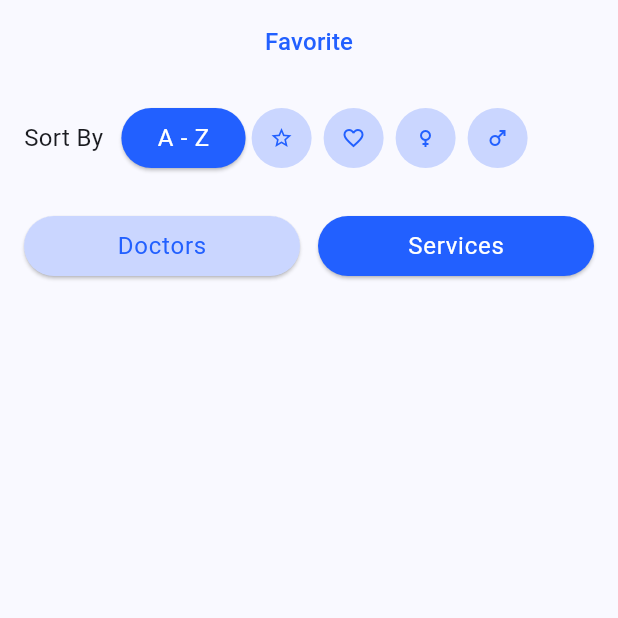
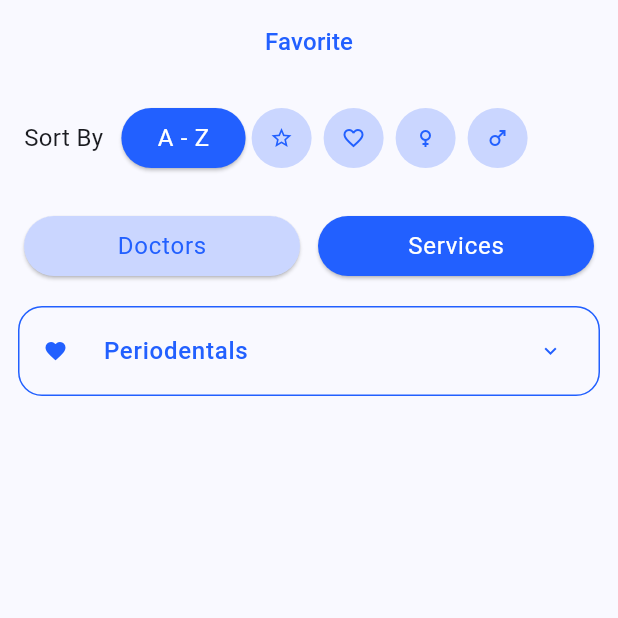
Before and after one commit to BretLogs/Skin_First, a Flutter app: the DoctorsFavoriteServices screen opened directly, on a phone screen of 412 x 824 dp, the top half of it. Run offline on Flutter 3.47's test engine with Material 3 defaults, Android fonts, the phone set to English and light mode, and no system bars; our stand-ins replace google_fonts, table_calendar.

Commit message:
Services under Favorites created

```diff
--- a/skin_first/lib/main.dart
+++ b/skin_first/lib/main.dart
@@ -57,7 +57,8 @@ class MyApp extends StatelessWidget {
               fontSize: 12,
               color: mainColor,
             ),
-            labelSmall: const TextStyle(fontSize: 12, color: Colors.black45)),
+            labelMedium: const TextStyle(fontSize: 16, color: Colors.white),
+            labelSmall: const TextStyle(fontSize: 12, color: Colors.white)),
         useMaterial3: true,
       ),
       home: const WelcomeScreen(),
--- a/skin_first/lib/presentation/doctors_page/doctors_favorite_page/doctors_favorite_services/doctors_favorite_services.dart
+++ b/skin_first/lib/presentation/doctors_page/doctors_favorite_page/doctors_favorite_services/doctors_favorite_services.dart
@@ -1,4 +1,6 @@
+import 'package:flutter/cupertino.dart';
 import 'package:flutter/material.dart';
+import 'package:flutter/widgets.dart';
 import 'package:skin_first/presentation/buttons/elevated_button_secondary.dart';
 import 'package:skin_first/presentation/buttons/elevated_button_tertiary.dart';
 import 'package:skin_first/presentation/doctors_page/doctors_favorite_page/doctors_favorite_list/doctors_favorite_page.dart';
@@ -37,6 +39,32 @@ class DoctorsFavoriteServices extends StatelessWidget {
               ],
             ),
           ),
+          Padding(
+            padding: const EdgeInsets.symmetric(horizontal: 12, vertical: 4),
+            child: Container(
+              decoration: BoxDecoration(
+                borderRadius: BorderRadius.circular(16),
+                border: Border.all(color: Theme.of(context).colorScheme.primary),
+              ),
+              child: Theme(
+                data: Theme.of(context).copyWith(dividerColor: Colors.transparent),
+                child: ExpansionTile(
+                  childrenPadding: const EdgeInsets.fromLTRB(16, 0, 16, 20),
+                  collapsedIconColor: Theme.of(context).colorScheme.primary,
+                  iconColor: Theme.of(context).colorScheme.primary,
+                  leading: const Icon(Icons.favorite),
+                  title: Text(
+                    'Periodentals',
+                    style: Theme.of(context).textTheme.labelMedium?.copyWith(color: Theme.of(context).colorScheme.primary),
+                  ),
+                  children: const <Widget>[
+                    Text(
+                        'Duis amet aute nulla excepteur sit officia. Reprehenderit ex id dolor cillum aliquip ea deserunt. Cupidatat sunt esse nisi non dolor duis.'),
+                  ],
+                ),
+              ),
+            ),
+          ),
         ],
       ),
     );
--- a/skin_first/lib/presentation/home_page/widgets/home_search_nav.dart
+++ b/skin_first/lib/presentation/home_page/widgets/home_search_nav.dart
@@ -92,7 +92,7 @@ class HomeSearchNav extends StatelessWidget {
                         ),
                       ],
                       hintText: 'search...',
-                      hintStyle: MaterialStatePropertyAll(Theme.of(context).textTheme.labelSmall),
+                      hintStyle: MaterialStatePropertyAll(Theme.of(context).textTheme.labelSmall?.copyWith(color: Colors.black45)),
                     ),
                   ),
                 ),
```
Also changed, not shown: skin_first/lib/data/services.dart (added).
